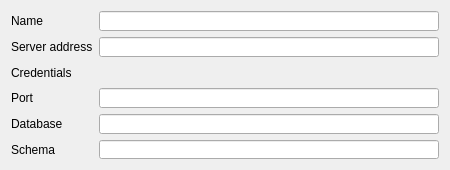
Old version of the form geocatbridge/servers/views/postgis.ui in the repository GeoCat/qgis-bridge-plugin.
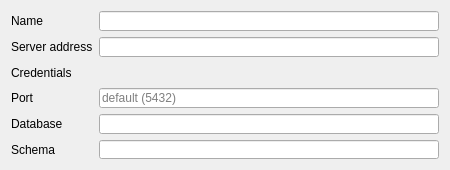
New version of the form.

Commit message: Fixed bug in ExportTask and PostGIS connection form

```diff
--- a/geocatbridge/servers/views/postgis.ui
+++ b/geocatbridge/servers/views/postgis.ui
@@ -125,7 +125,11 @@
          <widget class="QLineEdit" name="txtPostgisDatabase"/>
         </item>
         <item row="3" column="1">
-         <widget class="QLineEdit" name="txtPostgisPort"/>
+         <widget class="QLineEdit" name="txtPostgisPort">
+          <property name="placeholderText">
+           <string>default (5432)</string>
+          </property>
+         </widget>
         </item>
         <item row="5" column="0">
          <widget class="QLabel" name="label_11">
```
The commit also changes 3 other files.
